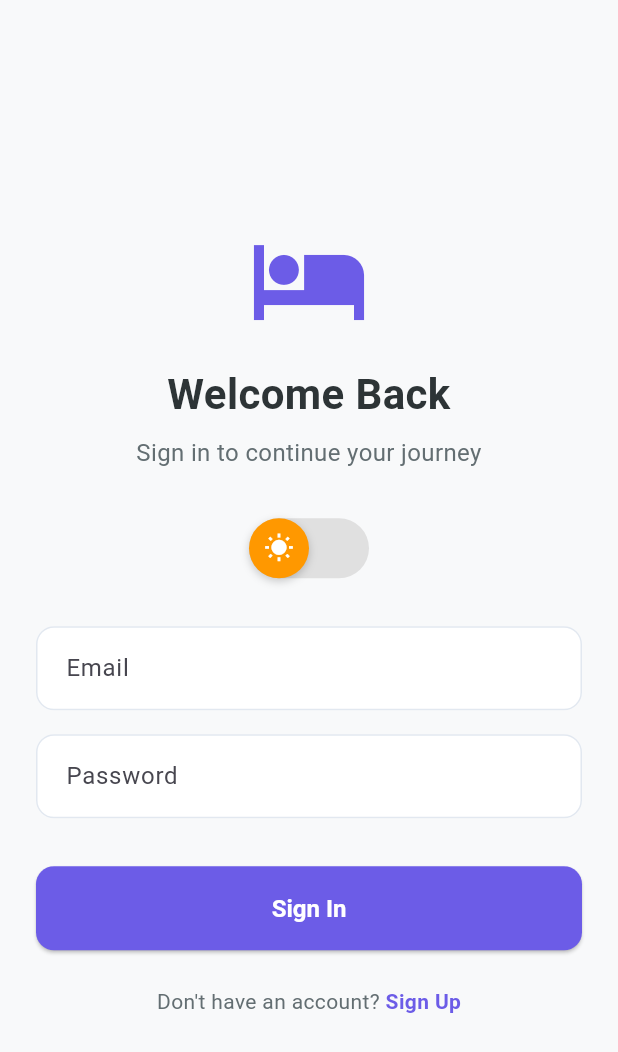
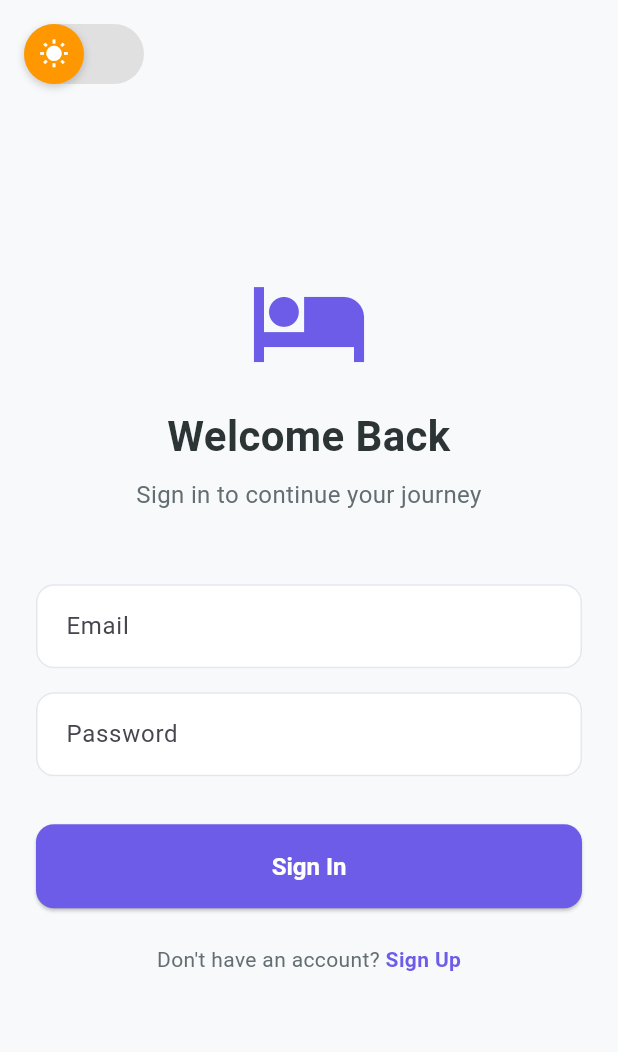
Before and after one commit to MohammedJafferAli/BMG_DemoApp, a Flutter app: the screen it shows after launch, on a phone screen of 412 x 824 dp. Shown: the top 1052 px of the screen. Run offline on Flutter 3.47's test engine with Material 3 defaults, Android fonts, the light colour scheme and no system bars; our stand-ins replace dio, equatable, flutter_bloc, flutter_rating_bar, get_it, hive_flutter and 1 more; missing offline and left inert: mailer; accounts and stored records are empty.

Commit message:
Move theme switcher to top left corner of login screen

```diff
--- a/lib/presentation/pages/auth/login_page.dart
+++ b/lib/presentation/pages/auth/login_page.dart
@@ -36,7 +36,14 @@ class _LoginPageState extends State<LoginPage> {
           }
         },
         child: SafeArea(
-          child: Padding(
+          child: Stack(
+            children: [
+              const Positioned(
+                top: 16,
+                left: 16,
+                child: ThemeSwitcher(),
+              ),
+              Padding(
                 padding: const EdgeInsets.all(24.0),
                 child: Form(
                   key: _formKey,
@@ -68,14 +75,7 @@ class _LoginPageState extends State<LoginPage> {
                     ),
                     textAlign: TextAlign.center,
                   ),
-                  const SizedBox(height: 32),
-                  Row(
-                    mainAxisAlignment: MainAxisAlignment.center,
-                    children: [
-                      ThemeSwitcher(),
-                    ],
-                  ),
-                  const SizedBox(height: 32),
+                  const SizedBox(height: 48),
                   CustomTextField(
                     controller: _emailController,
                     label: 'Email',
@@ -146,6 +146,8 @@ class _LoginPageState extends State<LoginPage> {
                   ),
                 ),
               ),
+            ],
+          ),
         ),
       ),
     );
```
Lines whose indentation alone changed are shown as unchanged.
